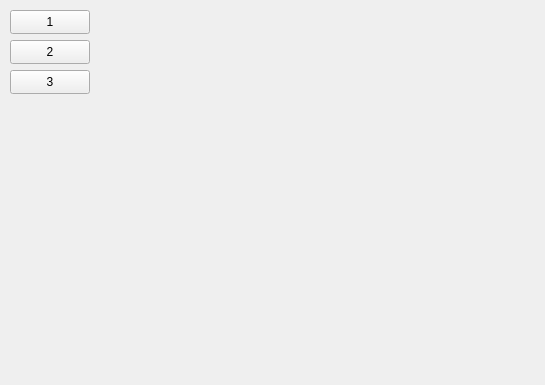
Old version of the form mainwindow.ui in the repository EvilMonsta/CP_CarBase; both pictures show x 0 to 545 and y 0 to 385 of the 1200 by 700 pixel window.
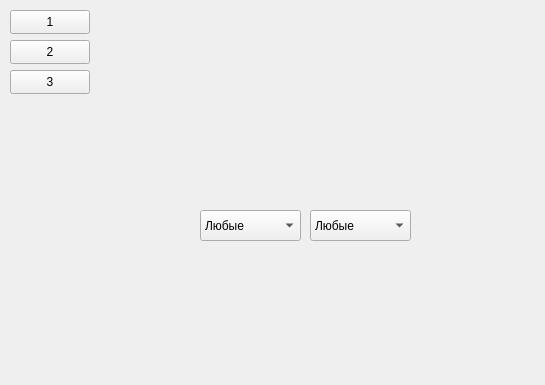
New version of the form.

```diff
--- a/mainwindow.ui
+++ b/mainwindow.ui
@@ -16,6 +16,9 @@
   <property name="windowTitle">
    <string>MainWindow</string>
   </property>
+  <property name="styleSheet">
+   <string notr="true"/>
+  </property>
   <widget class="QWidget" name="centralwidget">
    <widget class="QPushButton" name="button1">
     <property name="geometry">
@@ -56,6 +59,42 @@
      <string>3</string>
     </property>
    </widget>
+   <widget class="QComboBox" name="comboBoxVehicleType">
+    <property name="geometry">
+     <rect>
+      <x>310</x>
+      <y>210</y>
+      <width>101</width>
+      <height>31</height>
+     </rect>
+    </property>
+    <property name="styleSheet">
+     <string notr="true"/>
+    </property>
+    <property name="currentText">
+     <string>Любые</string>
+    </property>
+    <item>
+     <property name="text">
+      <string>Любые</string>
+     </property>
+    </item>
+   </widget>
+   <widget class="QComboBox" name="comboBoxMark">
+    <property name="geometry">
+     <rect>
+      <x>200</x>
+      <y>210</y>
+      <width>101</width>
+      <height>31</height>
+     </rect>
+    </property>
+    <item>
+     <property name="text">
+      <string>Любые</string>
+     </property>
+    </item>
+   </widget>
   </widget>
   <widget class="QMenuBar" name="menubar">
    <property name="geometry">
```
